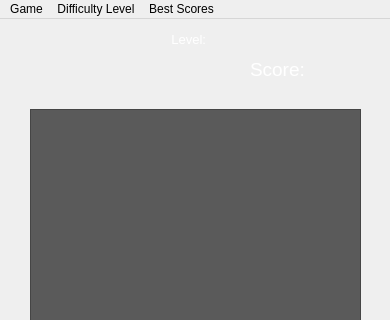
This is UserInterface.ui in WojciechPiekos/Quiz-aplication-GUI as Qt 5 draws it before an edit; both pictures show x 0 to 390 and y 0 to 320 of the 390 by 496 pixel window. The edited form follows.
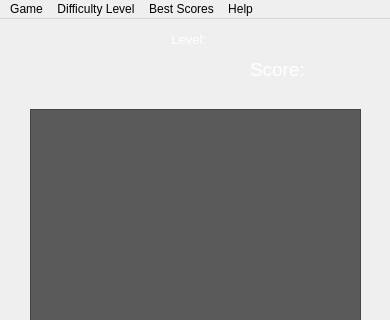
This is the edited form. Icons and pictures are not drawn.

The edit to the form file:
```diff
--- a/UserInterface.ui
+++ b/UserInterface.ui
@@ -224,9 +224,17 @@
     </property>
     <addaction name="actionList"/>
    </widget>
+   <widget class="QMenu" name="menuHelp">
+    <property name="title">
+     <string>Help</string>
+    </property>
+    <addaction name="actionAbout"/>
+    <addaction name="actionHelp"/>
+   </widget>
    <addaction name="menuGame"/>
    <addaction name="menuDifficulty_Level"/>
    <addaction name="menuBest_Scores"/>
+   <addaction name="menuHelp"/>
   </widget>
   <widget class="QStatusBar" name="statusbar"/>
   <action name="actionStart_New_Game">
```
Left out of the diff: 10 changed lines with no effect on the pictures.
